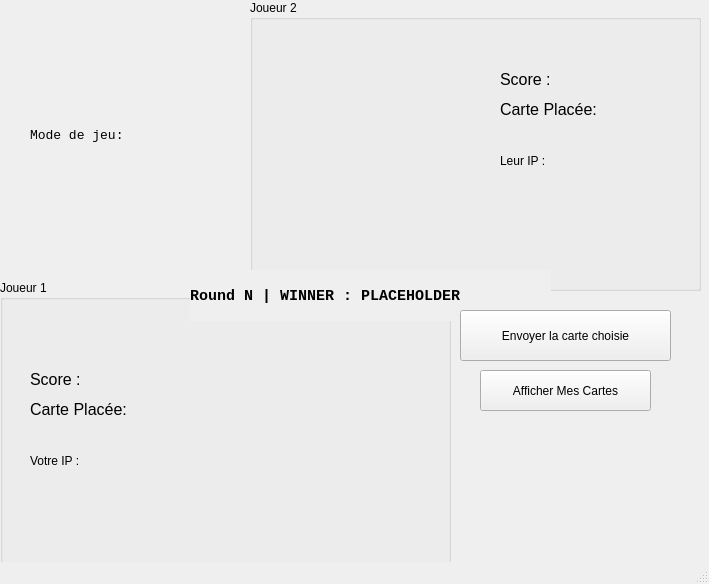
Above: Jeu_De_Cartes/Code/Jeu_Cartes-Integration_Reseau/UIs/cartesJeux_ui-Player1.ui from LiamB72/MainProjects before the change. Below: the same form after it.
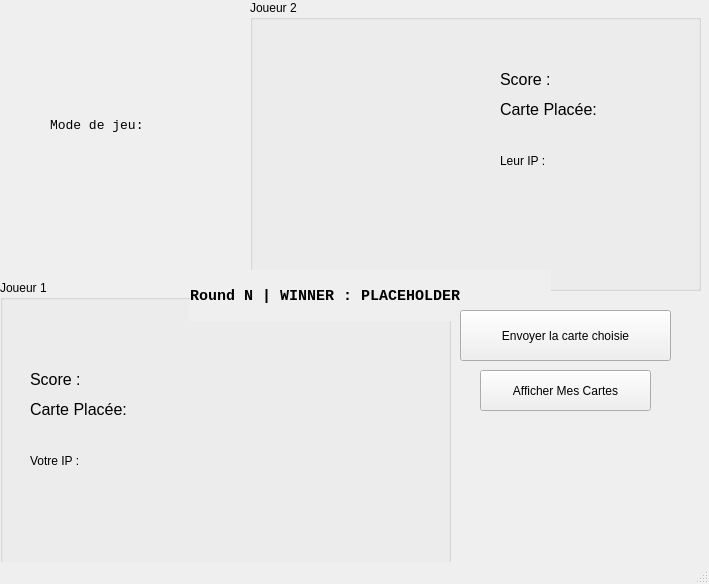
That is the form after the change. Icons and pictures are not drawn.

What changed in the file:
```diff
--- a/Jeu_De_Cartes/Code/Jeu_Cartes-Integration_Reseau/UIs/cartesJeux_ui-Player1.ui
+++ b/Jeu_De_Cartes/Code/Jeu_Cartes-Integration_Reseau/UIs/cartesJeux_ui-Player1.ui
@@ -135,8 +135,8 @@
       <rect>
        <x>30</x>
        <y>140</y>
-       <width>121</width>
-       <height>21</height>
+       <width>161</width>
+       <height>31</height>
       </rect>
      </property>
      <property name="font">
@@ -218,8 +218,8 @@
       <rect>
        <x>250</x>
        <y>120</y>
-       <width>121</width>
-       <height>21</height>
+       <width>141</width>
+       <height>31</height>
       </rect>
      </property>
      <property name="font">
@@ -352,9 +352,9 @@
    <widget class="QLabel" name="labelGamemode">
     <property name="geometry">
      <rect>
-      <x>30</x>
-      <y>110</y>
-      <width>141</width>
+      <x>50</x>
+      <y>100</y>
+      <width>151</width>
       <height>51</height>
      </rect>
     </property>
```
